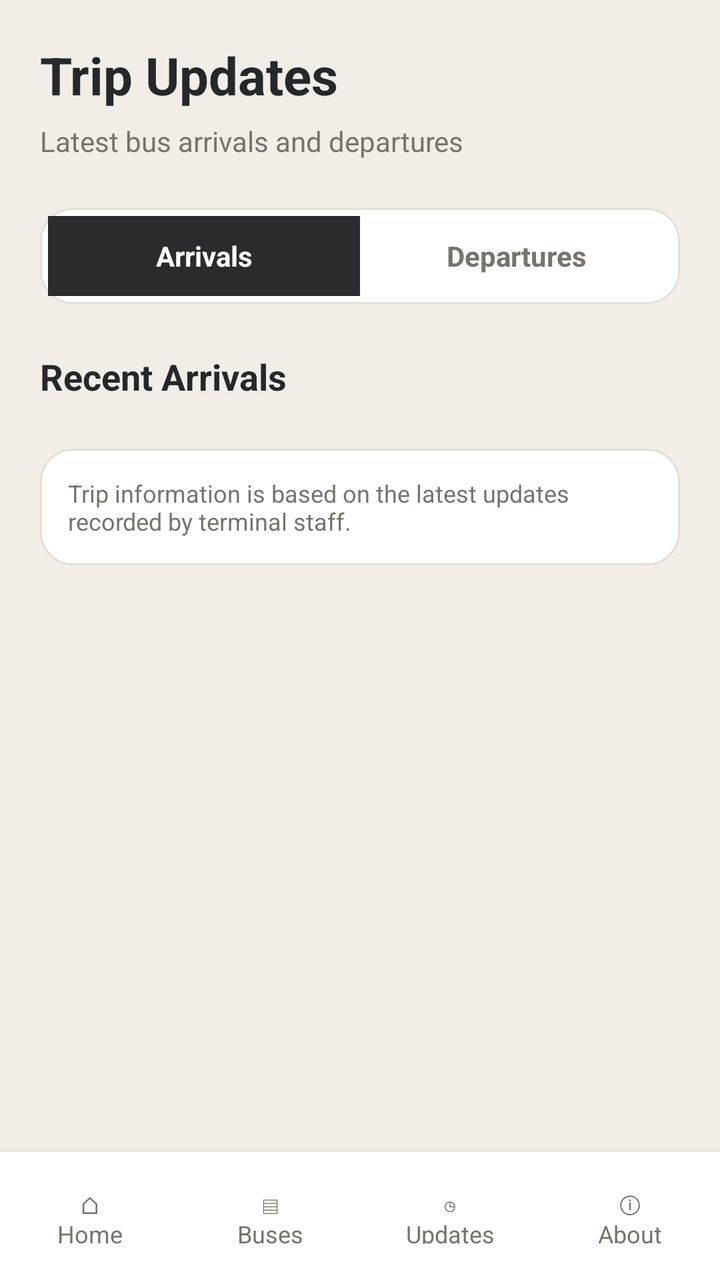
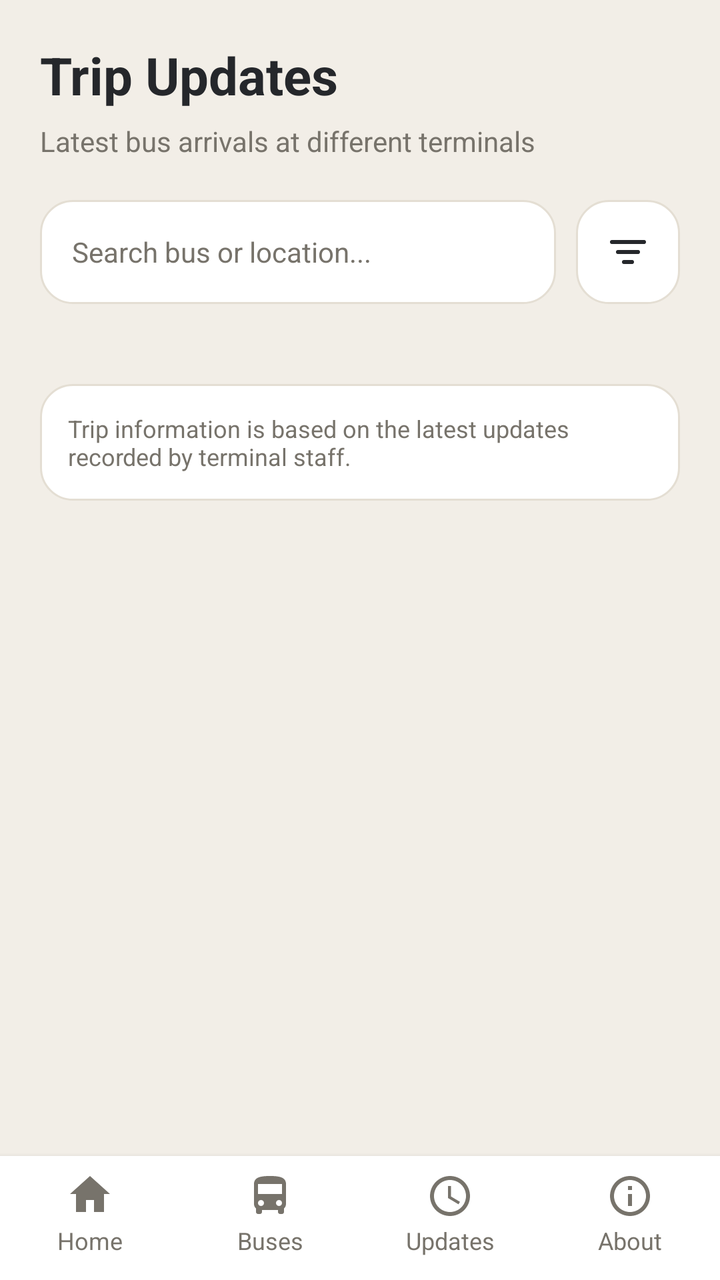

Compare the two renders of this Android layout. The source of the first and the diff that turns it into the second are given below.
<!-- AndroidManifest.xml: application theme Theme.PabamaApp -->
<!-- res/layout/activity_trip_updates.xml -->
<LinearLayout xmlns:android="http://schemas.android.com/apk/res/android"
    android:id="@+id/main"
    android:layout_width="match_parent"
    android:layout_height="match_parent"
    android:orientation="vertical"
    android:background="@color/background">

    <ScrollView
        android:layout_width="match_parent"
        android:layout_height="0dp"
        android:layout_weight="1"
        android:fillViewport="true">

        <LinearLayout
            android:layout_width="match_parent"
            android:layout_height="wrap_content"
            android:orientation="vertical"
            android:padding="20dp">

            <TextView
                android:layout_width="wrap_content"
                android:layout_height="wrap_content"
                android:text="Trip Updates"
                android:textColor="@color/text_primary"
                android:textSize="26sp"
                android:textStyle="bold" />

            <TextView
                android:layout_width="wrap_content"
                android:layout_height="wrap_content"
                android:layout_marginTop="6dp"
                android:text="Latest bus arrivals and departures"
                android:textColor="@color/text_secondary"
                android:textSize="14sp" />

            <LinearLayout
                android:layout_width="match_parent"
                android:layout_height="48dp"
                android:layout_marginTop="24dp"
                android:orientation="horizontal"
                android:background="@drawable/bg_card"
                android:padding="4dp">

                <TextView
                    android:id="@+id/btnArrivals"
                    android:layout_width="0dp"
                    android:layout_height="match_parent"
                    android:layout_weight="1"
                    android:gravity="center"
                    android:text="Arrivals"
                    android:textColor="@color/surface"
                    android:textStyle="bold"
                    android:background="@color/primary" />

                <TextView
                    android:id="@+id/btnDepartures"
                    android:layout_width="0dp"
                    android:layout_height="match_parent"
                    android:layout_weight="1"
                    android:gravity="center"
                    android:text="Departures"
                    android:textColor="@color/text_secondary"
                    android:textStyle="bold" />

            </LinearLayout>

            <LinearLayout
                android:id="@+id/layoutArrivals"
                android:layout_width="match_parent"
                android:layout_height="wrap_content"
                android:orientation="vertical">

                <TextView
                    android:layout_width="wrap_content"
                    android:layout_height="wrap_content"
                    android:layout_marginTop="24dp"
                    android:text="Recent Arrivals"
                    android:textColor="@color/text_primary"
                    android:textSize="18sp"
                    android:textStyle="bold" />

                <LinearLayout
                    android:id="@+id/containerArrivalsList"
                    android:layout_width="match_parent"
                    android:layout_height="wrap_content"
                    android:orientation="vertical" />

            </LinearLayout>

            <LinearLayout
                android:id="@+id/layoutDepartures"
                android:layout_width="match_parent"
                android:layout_height="wrap_content"
                android:orientation="vertical"
                android:visibility="gone">

                <TextView
                    android:layout_width="wrap_content"
                    android:layout_height="wrap_content"
                    android:layout_marginTop="24dp"
                    android:text="Recent Departures"
                    android:textColor="@color/text_primary"
                    android:textSize="18sp"
                    android:textStyle="bold" />

                <LinearLayout
                    android:id="@+id/containerDeparturesList"
                    android:layout_width="match_parent"
                    android:layout_height="wrap_content"
                    android:orientation="vertical" />

            </LinearLayout>

            <TextView
                android:layout_width="match_parent"
                android:layout_height="wrap_content"
                android:layout_marginTop="24dp"
                android:padding="14dp"
                android:background="@drawable/bg_card"
                android:text="Trip information is based on the latest updates recorded by terminal staff."
                android:textColor="@color/text_secondary"
                android:textSize="12sp" />

        </LinearLayout>

    </ScrollView>

    <include
        layout="@layout/layout_passenger_bottom_nav"
        android:layout_width="match_parent"
        android:layout_height="64dp" />

</LinearLayout>
<!-- res/layout/layout_passenger_bottom_nav.xml (included above) -->
<LinearLayout xmlns:android="http://schemas.android.com/apk/res/android"
    android:layout_width="match_parent"
    android:layout_height="wrap_content"
    android:orientation="horizontal"
    android:background="@color/surface"
    android:elevation="8dp"
    android:paddingTop="10dp"
    android:paddingBottom="10dp">

    <TextView
        android:id="@+id/btnHome"
        android:layout_width="0dp"
        android:layout_height="wrap_content"
        android:layout_weight="1"
        android:gravity="center"
        android:padding="8dp"
        android:text="⌂&#10;Home"
        android:textColor="@color/text_secondary"
        android:textSize="12sp" />

    <TextView
        android:id="@+id/btnBuses"
        android:layout_width="0dp"
        android:layout_height="wrap_content"
        android:layout_weight="1"
        android:gravity="center"
        android:padding="8dp"
        android:text="▤&#10;Buses"
        android:textColor="@color/text_secondary"
        android:textSize="12sp" />

    <TextView
        android:id="@+id/btnUpdates"
        android:layout_width="0dp"
        android:layout_height="wrap_content"
        android:layout_weight="1"
        android:gravity="center"
        android:padding="8dp"
        android:text="◷&#10;Updates"
        android:textColor="@color/text_secondary"
        android:textSize="12sp" />

    <TextView
        android:id="@+id/btnAbout"
        android:layout_width="0dp"
        android:layout_height="wrap_content"
        android:layout_weight="1"
        android:gravity="center"
        android:padding="8dp"
        android:text="ⓘ&#10;About"
        android:textColor="@color/text_secondary"
        android:textSize="12sp" />

</LinearLayout>
<!-- resources referenced by this layout -->
<resources>
  <style name="Theme.PabamaApp" parent="Theme.Material3.DayNight.NoActionBar">
          <item name="colorPrimary">@color/primary</item>
          <item name="colorPrimaryVariant">@color/primary_dark</item>
          <item name="colorOnPrimary">@color/white</item>
          <item name="colorSecondary">@color/accent</item>
          <item name="android:statusBarColor">@color/primary_dark</item>
          <item name="android:windowBackground">@color/background</item>
      </style>
  <!-- unchanged entries left out for length: 10 -->
</resources>

<!-- the commit's change to res/layout/activity_trip_updates.xml (unified diff, before → after) -->
@@ -29,40 +29,64 @@
                 android:layout_width="wrap_content"
                 android:layout_height="wrap_content"
                 android:layout_marginTop="6dp"
-                android:text="Latest bus arrivals and departures"
+                android:text="Latest bus arrivals at different terminals"
                 android:textColor="@color/text_secondary"
                 android:textSize="14sp" />
 
+            
             <LinearLayout
                 android:layout_width="match_parent"
-                android:layout_height="48dp"
-                android:layout_marginTop="24dp"
+                android:layout_height="wrap_content"
+                android:layout_marginTop="20dp"
                 android:orientation="horizontal"
-                android:background="@drawable/bg_card"
-                android:padding="4dp">
+                android:gravity="center_vertical">
 
-                <TextView
-                    android:id="@+id/btnArrivals"
+                <EditText
+                    android:id="@+id/inputSearchArrivals"
                     android:layout_width="0dp"
-                    android:layout_height="match_parent"
+                    android:layout_height="52dp"
                     android:layout_weight="1"
-                    android:gravity="center"
-                    android:text="Arrivals"
-                    android:textColor="@color/surface"
-                    android:textStyle="bold"
-                    android:background="@color/primary" />
+                    android:background="@drawable/bg_card"
+                    android:hint="Search bus or location..."
+                    android:paddingStart="16dp"
+                    android:paddingEnd="16dp"
+                    android:textColor="@color/text_primary"
+                    android:textColorHint="@color/text_secondary"
+                    android:textSize="14sp"
+                    android:inputType="text"
+                    android:singleLine="true"
+                    android:imeOptions="actionSearch" />
 
-                <TextView
-                    android:id="@+id/btnDepartures"
-                    android:layout_width="0dp"
-                    android:layout_height="match_parent"
-                    android:layout_weight="1"
-                    android:gravity="center"
-                    android:text="Departures"
-                    android:textColor="@color/text_secondary"
-                    android:textStyle="bold" />
+                <ImageButton
+                    android:id="@+id/btnFilterTerminal"
+                    android:layout_width="52dp"
+                    android:layout_height="52dp"
+                    android:layout_marginStart="10dp"
+                    android:background="@drawable/bg_card"
+                    android:src="@drawable/ic_filter"
+                    android:scaleType="centerInside"
+                    android:padding="14dp"
+                    android:contentDescription="Filter by terminal" />
 
             </LinearLayout>
+
+            
+            <TextView
+                android:id="@+id/txtActiveTerminalFilter"
+                android:layout_width="wrap_content"
+                android:layout_height="wrap_content"
+                android:layout_marginTop="12dp"
+                android:background="@drawable/bg_card"
+                android:paddingStart="14dp"
+                android:paddingEnd="14dp"
+                android:paddingTop="8dp"
+                android:paddingBottom="8dp"
+                android:textColor="@color/accent"
+                android:textSize="13sp"
+                android:textStyle="bold"
+                android:clickable="true"
+                android:focusable="true"
+                android:visibility="gone" />
 
             <LinearLayout
                 android:id="@+id/layoutArrivals"
@@ -70,43 +94,11 @@
                 android:layout_height="wrap_content"
                 android:orientation="vertical">
 
-                <TextView
-                    android:layout_width="wrap_content"
-                    android:layout_height="wrap_content"
-                    android:layout_marginTop="24dp"
-                    android:text="Recent Arrivals"
-                    android:textColor="@color/text_primary"
-                    android:textSize="18sp"
-                    android:textStyle="bold" />
-
                 <LinearLayout
                     android:id="@+id/containerArrivalsList"
                     android:layout_width="match_parent"
                     android:layout_height="wrap_content"
-                    android:orientation="vertical" />
-
-            </LinearLayout>
-
-            <LinearLayout
-                android:id="@+id/layoutDepartures"
-                android:layout_width="match_parent"
-                android:layout_height="wrap_content"
-                android:orientation="vertical"
-                android:visibility="gone">
-
-                <TextView
-                    android:layout_width="wrap_content"
-                    android:layout_height="wrap_content"
-                    android:layout_marginTop="24dp"
-                    android:text="Recent Departures"
-                    android:textColor="@color/text_primary"
-                    android:textSize="18sp"
-                    android:textStyle="bold" />
-
-                <LinearLayout
-                    android:id="@+id/containerDeparturesList"
-                    android:layout_width="match_parent"
-                    android:layout_height="wrap_content"
+                    android:layout_marginTop="16dp"
                     android:orientation="vertical" />
 
             </LinearLayout>
@@ -128,7 +120,7 @@
     <include
         layout="@layout/layout_passenger_bottom_nav"
         android:layout_width="match_parent"
-        android:layout_height="64dp" />
+        android:layout_height="wrap_content" />
 
 </LinearLayout>
 <!-- res/layout/layout_passenger_bottom_nav.xml (included above) -->
@@ -137,9 +129,9 @@
     android:layout_height="wrap_content"
     android:orientation="horizontal"
     android:background="@color/surface"
-    android:elevation="8dp"
-    android:paddingTop="10dp"
-    android:paddingBottom="10dp">
+    android:elevation="4dp"
+    android:paddingTop="4dp"
+    android:paddingBottom="8dp">
 
     <TextView
         android:id="@+id/btnHome"
@@ -147,10 +139,14 @@
         android:layout_height="wrap_content"
         android:layout_weight="1"
         android:gravity="center"
-        android:padding="8dp"
-        android:text="⌂&#10;Home"
+        android:padding="4dp"
+        android:text="Home"
         android:textColor="@color/text_secondary"
-        android:textSize="12sp" />
+        android:textSize="12sp"
+        android:drawableTop="@drawable/ic_nav_home"
+        android:drawablePadding="4dp"
+        android:drawableTint="@color/text_secondary"
+        android:includeFontPadding="false"/>
 
     <TextView
         android:id="@+id/btnBuses"
@@ -158,10 +154,14 @@
         android:layout_height="wrap_content"
         android:layout_weight="1"
         android:gravity="center"
-        android:padding="8dp"
-        android:text="▤&#10;Buses"
+        android:padding="4dp"
+        android:text="Buses"
         android:textColor="@color/text_secondary"
-        android:textSize="12sp" />
+        android:textSize="12sp"
+        android:drawableTop="@drawable/ic_nav_bus"
+        android:drawablePadding="4dp"
+        android:drawableTint="@color/text_secondary"
+        android:includeFontPadding="false"/>
 
     <TextView
         android:id="@+id/btnUpdates"
@@ -169,10 +169,14 @@
         android:layout_height="wrap_content"
         android:layout_weight="1"
         android:gravity="center"
-        android:padding="8dp"
-        android:text="◷&#10;Updates"
+        android:padding="4dp"
+        android:text="Updates"
         android:textColor="@color/text_secondary"
-        android:textSize="12sp" />
+        android:textSize="12sp"
+        android:drawableTop="@drawable/ic_nav_updates"
+        android:drawablePadding="4dp"
+        android:drawableTint="@color/text_secondary"
+        android:includeFontPadding="false"/>
 
     <TextView
         android:id="@+id/btnAbout"
@@ -180,9 +184,13 @@
         android:layout_height="wrap_content"
         android:layout_weight="1"
         android:gravity="center"
-        android:padding="8dp"
-        android:text="ⓘ&#10;About"
+        android:padding="4dp"
+        android:text="About"
         android:textColor="@color/text_secondary"
-        android:textSize="12sp" />
+        android:textSize="12sp"
+        android:drawableTop="@drawable/ic_nav_about"
+        android:drawablePadding="4dp"
+        android:drawableTint="@color/text_secondary"
+        android:includeFontPadding="false"/>
 
 </LinearLayout>
<!-- resource entries referenced after the edit -->
@@ -1,13 +1,129 @@
 <!-- resources referenced by this layout -->
 <resources>
+  <!-- drawable ic_filter (drawable) -->
+  <vector xmlns:android="http://schemas.android.com/apk/res/android"
+      android:width="24dp"
+      android:height="24dp"
+      android:viewportWidth="24"
+      android:viewportHeight="24">
+  
+      <path
+          android:fillColor="@android:color/transparent"
+          android:strokeColor="@color/text_primary"
+          android:strokeWidth="2"
+          android:strokeLineCap="round"
+          android:strokeLineJoin="round"
+          android:pathData="M4,7 L20,7 M7,12 L17,12 M10,17 L14,17" />
+  
+  </vector>
+  <!-- drawable ic_nav_about (drawable) -->
+  <vector xmlns:android="http://schemas.android.com/apk/res/android"
+      android:width="24dp"
+      android:height="24dp"
+      android:viewportWidth="24"
+      android:viewportHeight="24">
+  
+      <path
+          android:fillColor="#000000"
+          android:pathData="M12,2C6.48,2 2,6.48 2,12s4.48,10 10,10 10,-4.48 10,-10S17.52,2 12,2zM12,20c-4.41,0 -8,-3.59 -8,-8s3.59,-8 8,-8 8,3.59 8,8 -3.59,8 -8,8zM11,7h2v2h-2zM11,11h2v6h-2z" />
+  
+  </vector>
+  <!-- drawable ic_nav_bus (drawable) -->
+  <vector xmlns:android="http://schemas.android.com/apk/res/android"
+      android:width="24dp"
+      android:height="24dp"
+      android:viewportWidth="24"
+      android:viewportHeight="24">
+  
+      <path
+          android:fillColor="#000000"
+          android:pathData="M4,16c0,0.88 0.39,1.67 1,2.22V20c0,0.55 0.45,1 1,1h1c0.55,0 1,-0.45 1,-1v-1h8v1c0,0.55 0.45,1 1,1h1c0.55,0 1,-0.45 1,-1v-1.78c0.61,-0.55 1,-1.34 1,-2.22V6c0,-3.5 -3.58,-4 -8,-4S4,2.5 4,6v10zM7.5,17c-0.83,0 -1.5,-0.67 -1.5,-1.5S6.67,14 7.5,14 9,14.67 9,15.5 8.33,17 7.5,17zM16.5,17c-0.83,0 -1.5,-0.67 -1.5,-1.5s0.67,-1.5 1.5,-1.5 1.5,0.67 1.5,1.5 -0.67,1.5 -1.5,1.5zM18,11H6V6h12v5z" />
+  
+  </vector>
+  <!-- drawable ic_nav_home (drawable) -->
+  <vector xmlns:android="http://schemas.android.com/apk/res/android"
+      android:width="24dp"
+      android:height="24dp"
+      android:viewportWidth="24"
+      android:viewportHeight="24">
+  
+      <path
+          android:fillColor="#000000"
+          android:pathData="M10,20v-6h4v6h5v-9h3L12,2 2,11h3v9z" />
+  
+  </vector>
+  <!-- drawable ic_nav_updates (drawable) -->
+  <vector xmlns:android="http://schemas.android.com/apk/res/android"
+      android:width="24dp"
+      android:height="24dp"
+      android:viewportWidth="24"
+      android:viewportHeight="24">
+  
+      <path
+          android:fillColor="#000000"
+          android:pathData="M12,2C6.48,2 2,6.48 2,12s4.48,10 10,10 10,-4.48 10,-10S17.52,2 12,2zM12,20c-4.42,0 -8,-3.58 -8,-8s3.58,-8 8,-8 8,3.58 8,8 -3.58,8 -8,8zM12.5,7H11v6l5.25,3.15 0.75,-1.23 -4.5,-2.67z" />
+  
+  </vector>
   <style name="Theme.PabamaApp" parent="Theme.Material3.DayNight.NoActionBar">
+  
           <item name="colorPrimary">@color/primary</item>
           <item name="colorPrimaryVariant">@color/primary_dark</item>
           <item name="colorOnPrimary">@color/white</item>
           <item name="colorSecondary">@color/accent</item>
           <item name="android:statusBarColor">@color/primary_dark</item>
           <item name="android:windowBackground">@color/background</item>
+  
+          
+          <item name="android:windowAnimationStyle">@style/NoActivityAnimation</item>
+  
+          
+          <item name="alertDialogTheme">@style/Theme.PabamaApp.Dialog</item>
+  
       </style>
+  <style name="NoActivityAnimation">
+          <item name="android:activityOpenEnterAnimation">@null</item>
+          <item name="android:activityOpenExitAnimation">@null</item>
+          <item name="android:activityCloseEnterAnimation">@null</item>
+          <item name="android:activityCloseExitAnimation">@null</item>
+  
+          <item name="android:taskOpenEnterAnimation">@null</item>
+          <item name="android:taskOpenExitAnimation">@null</item>
+          <item name="android:taskCloseEnterAnimation">@null</item>
+          <item name="android:taskCloseExitAnimation">@null</item>
+  
+          <item name="android:windowEnterAnimation">@null</item>
+          <item name="android:windowExitAnimation">@null</item>
+      </style>
+  <style name="Theme.PabamaApp.Dialog" parent="ThemeOverlay.AppCompat.Dialog.Alert">
+          <item name="android:windowAnimationStyle">@style/NoActivityAnimation</item>
+  
+          <item name="colorAccent">@color/dialog_action</item>
+          <item name="android:colorAccent">@color/dialog_action</item>
+  
+          <item name="android:colorBackground">@color/dialog_background</item>
+          <item name="android:textColorPrimary">@color/dialog_text</item>
+          <item name="android:textColorSecondary">@color/dialog_hint</item>
+          <item name="android:textColorHint">@color/dialog_hint</item>
+  
+          <item name="buttonBarPositiveButtonStyle">@style/DialogActionButton</item>
+          <item name="buttonBarNegativeButtonStyle">@style/DialogCancelButton</item>
+          <item name="buttonBarNeutralButtonStyle">@style/DialogDeleteButton</item>
+  
+      </style>
+  <color name="dialog_action">#F4B942</color>
+  <color name="dialog_background">#404040</color>
+  <color name="dialog_text">#FFFFFF</color>
+  <color name="dialog_hint">#D1D1D1</color>
+  <style name="DialogActionButton" parent="Widget.AppCompat.Button.ButtonBar.AlertDialog">
+          <item name="android:textColor">@color/dialog_action</item>
+      </style>
+  <style name="DialogCancelButton" parent="Widget.AppCompat.Button.ButtonBar.AlertDialog">
+          <item name="android:textColor">@color/dialog_text</item>
+      </style>
+  <style name="DialogDeleteButton" parent="Widget.AppCompat.Button.ButtonBar.AlertDialog">
+          <item name="android:textColor">@color/dialog_delete</item>
+      </style>
+  <color name="dialog_delete">#FF8A80</color>
   <!-- unchanged entries left out for length: 10 -->
 </resources>
 
